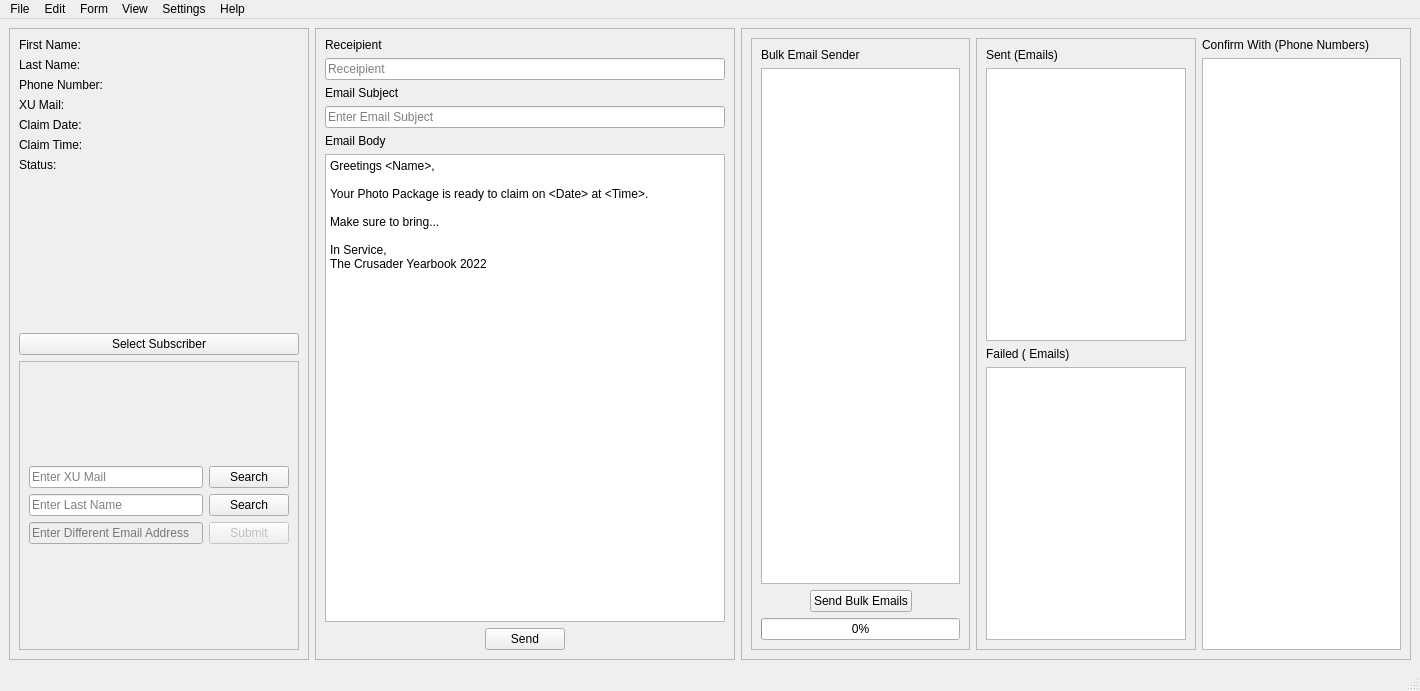
The window that ui_files/Merlin.ui (Biowulf21/Merlin) describes before a commit, drawn with Qt 5.
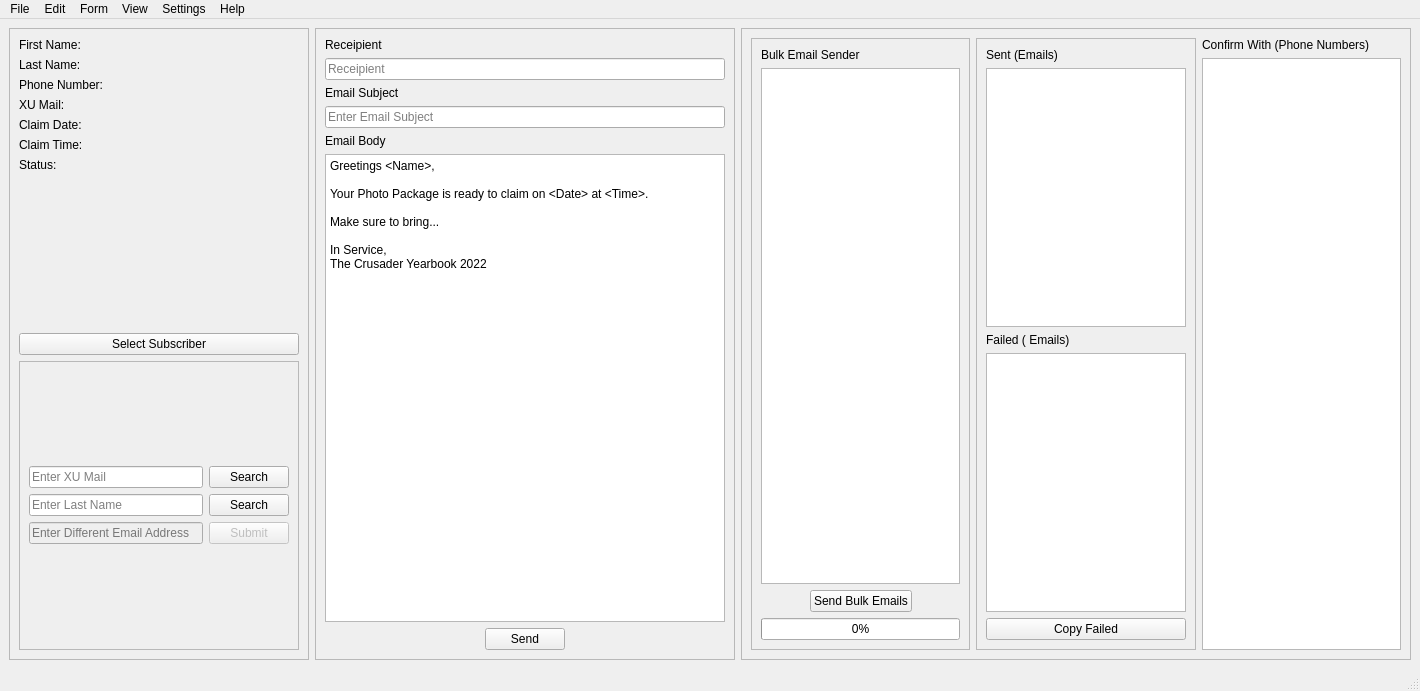
The same window after the commit.

Commit message: added extra email templates; updated UI

Diff of the .ui file:
```diff
--- a/ui_files/Merlin.ui
+++ b/ui_files/Merlin.ui
@@ -510,6 +510,13 @@
           <item>
            <widget class="QListWidget" name="failedListWidget"/>
           </item>
+          <item>
+           <widget class="QPushButton" name="pushButton_2">
+            <property name="text">
+             <string>Copy Failed</string>
+            </property>
+           </widget>
+          </item>
          </layout>
         </widget>
        </item>
```
The commit also changes 5 other files.
